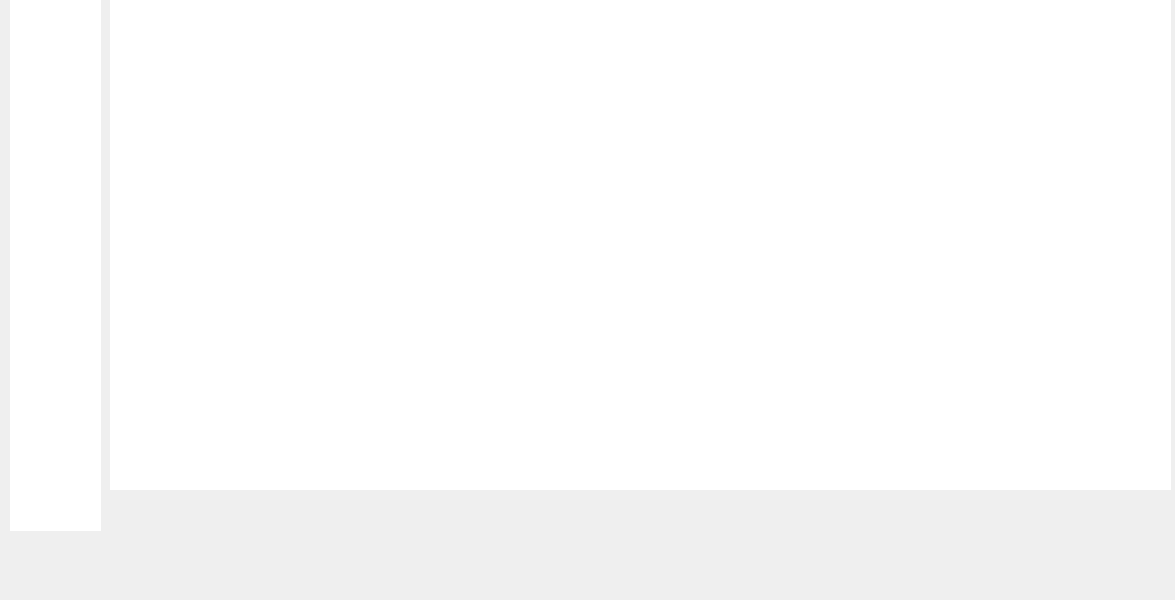
mix12311111/python-app, file ui/home.ui: the form before one commit.
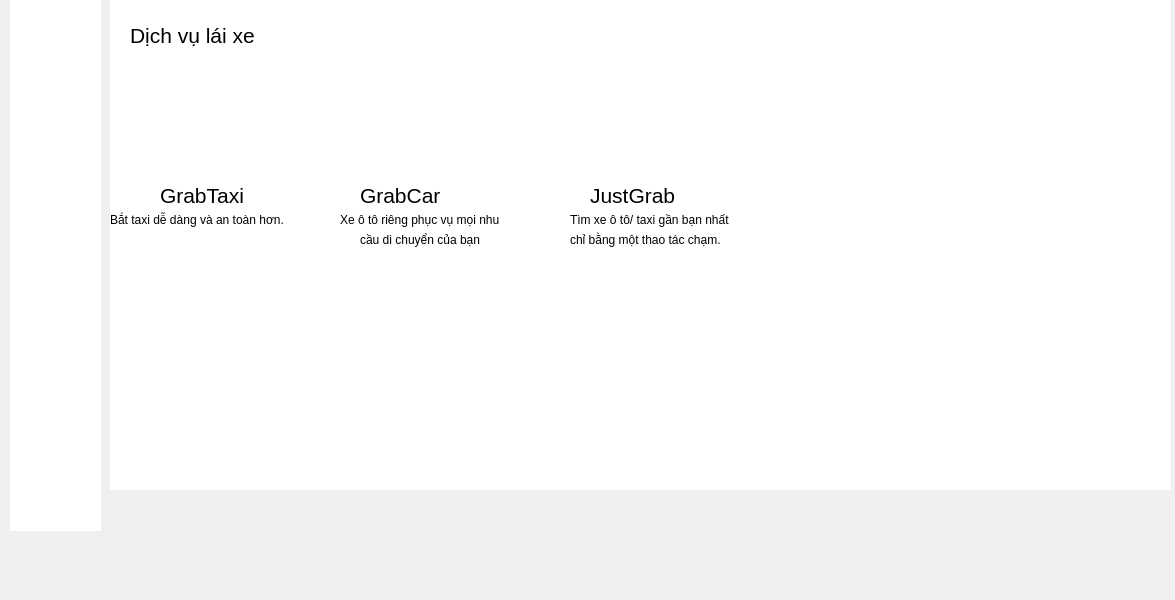
The form after the commit. The open tabs and pages were chosen to show the change. Icons and pictures are not drawn.

```diff
--- a/ui/home.ui
+++ b/ui/home.ui
@@ -386,6 +386,191 @@
        <string/>
       </property>
      </widget>
+     <widget class="QLabel" name="label_26">
+      <property name="geometry">
+       <rect>
+        <x>20</x>
+        <y>10</y>
+        <width>181</width>
+        <height>51</height>
+       </rect>
+      </property>
+      <property name="font">
+       <font>
+        <pointsize>16</pointsize>
+       </font>
+      </property>
+      <property name="text">
+       <string>Dịch vụ lái xe</string>
+      </property>
+     </widget>
+     <widget class="QLabel" name="label_27">
+      <property name="geometry">
+       <rect>
+        <x>40</x>
+        <y>100</y>
+        <width>151</width>
+        <height>91</height>
+       </rect>
+      </property>
+      <property name="text">
+       <string/>
+      </property>
+      <property name="pixmap">
+       <pixmap>../../../../../Downloads/Dịch vụ Đặt Xe Công Nghệ _ Grab Vietnam_files/grabcar-copy@500-120x120.png</pixmap>
+      </property>
+     </widget>
+     <widget class="QLabel" name="label_28">
+      <property name="geometry">
+       <rect>
+        <x>50</x>
+        <y>170</y>
+        <width>111</width>
+        <height>51</height>
+       </rect>
+      </property>
+      <property name="font">
+       <font>
+        <pointsize>16</pointsize>
+       </font>
+      </property>
+      <property name="text">
+       <string>GrabTaxi</string>
+      </property>
+     </widget>
+     <widget class="QLabel" name="label_29">
+      <property name="geometry">
+       <rect>
+        <x>0</x>
+        <y>210</y>
+        <width>261</width>
+        <height>20</height>
+       </rect>
+      </property>
+      <property name="text">
+       <string>Bắt taxi dễ dàng và an toàn hơn.</string>
+      </property>
+     </widget>
+     <widget class="QLabel" name="label_30">
+      <property name="geometry">
+       <rect>
+        <x>260</x>
+        <y>90</y>
+        <width>141</width>
+        <height>91</height>
+       </rect>
+      </property>
+      <property name="text">
+       <string/>
+      </property>
+      <property name="pixmap">
+       <pixmap>../../../../../Downloads/Dịch vụ Đặt Xe Công Nghệ _ Grab Vietnam_files/standard–taxi@500-120x120.png</pixmap>
+      </property>
+     </widget>
+     <widget class="QLabel" name="label_31">
+      <property name="geometry">
+       <rect>
+        <x>250</x>
+        <y>170</y>
+        <width>111</width>
+        <height>51</height>
+       </rect>
+      </property>
+      <property name="font">
+       <font>
+        <pointsize>16</pointsize>
+       </font>
+      </property>
+      <property name="text">
+       <string>GrabCar</string>
+      </property>
+     </widget>
+     <widget class="QLabel" name="label_32">
+      <property name="geometry">
+       <rect>
+        <x>230</x>
+        <y>210</y>
+        <width>211</width>
+        <height>20</height>
+       </rect>
+      </property>
+      <property name="text">
+       <string>Xe ô tô riêng phục vụ mọi nhu</string>
+      </property>
+     </widget>
+     <widget class="QLabel" name="label_33">
+      <property name="geometry">
+       <rect>
+        <x>250</x>
+        <y>230</y>
+        <width>181</width>
+        <height>20</height>
+       </rect>
+      </property>
+      <property name="text">
+       <string>cầu di chuyển của bạn</string>
+      </property>
+     </widget>
+     <widget class="QLabel" name="label_34">
+      <property name="geometry">
+       <rect>
+        <x>460</x>
+        <y>50</y>
+        <width>161</width>
+        <height>141</height>
+       </rect>
+      </property>
+      <property name="text">
+       <string/>
+      </property>
+      <property name="pixmap">
+       <pixmap>../../../../../Downloads/Dịch vụ Đặt Xe Công Nghệ _ Grab Vietnam_files/justgrab-copy@500-120x120.png</pixmap>
+      </property>
+     </widget>
+     <widget class="QLabel" name="label_35">
+      <property name="geometry">
+       <rect>
+        <x>480</x>
+        <y>180</y>
+        <width>131</width>
+        <height>31</height>
+       </rect>
+      </property>
+      <property name="font">
+       <font>
+        <pointsize>16</pointsize>
+       </font>
+      </property>
+      <property name="text">
+       <string>JustGrab</string>
+      </property>
+     </widget>
+     <widget class="QLabel" name="label_36">
+      <property name="geometry">
+       <rect>
+        <x>460</x>
+        <y>210</y>
+        <width>251</width>
+        <height>20</height>
+       </rect>
+      </property>
+      <property name="text">
+       <string>Tìm xe ô tô/ taxi gần bạn nhất</string>
+      </property>
+     </widget>
+     <widget class="QLabel" name="label_37">
+      <property name="geometry">
+       <rect>
+        <x>460</x>
+        <y>230</y>
+        <width>231</width>
+        <height>20</height>
+       </rect>
+      </property>
+      <property name="text">
+       <string>chỉ bằng một thao tác chạm.</string>
+      </property>
+     </widget>
     </widget>
     <widget class="QWidget" name="page_3">
      <widget class="QLabel" name="label_13">
```
Left out of the diff: 4 changed lines with no effect on the pictures.
